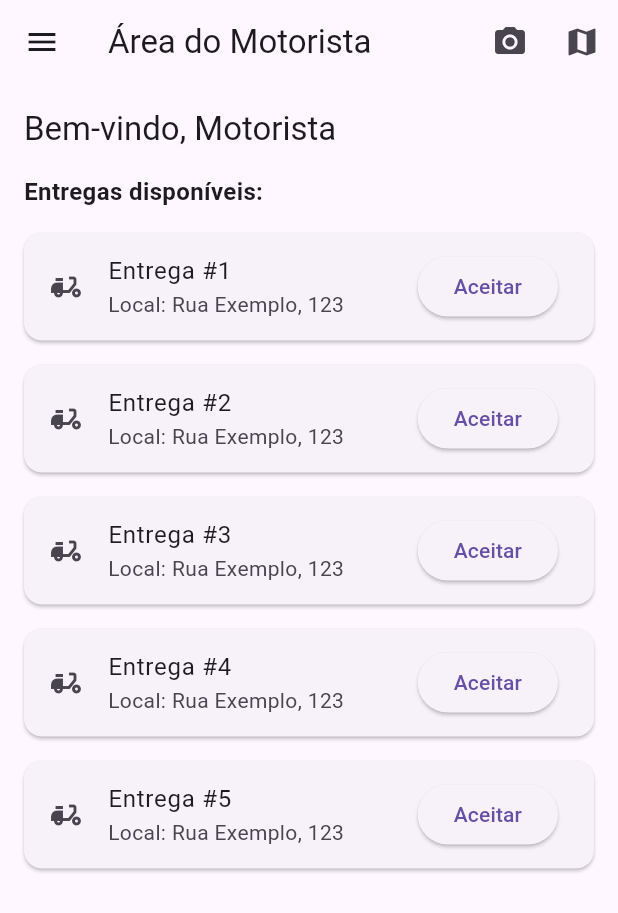
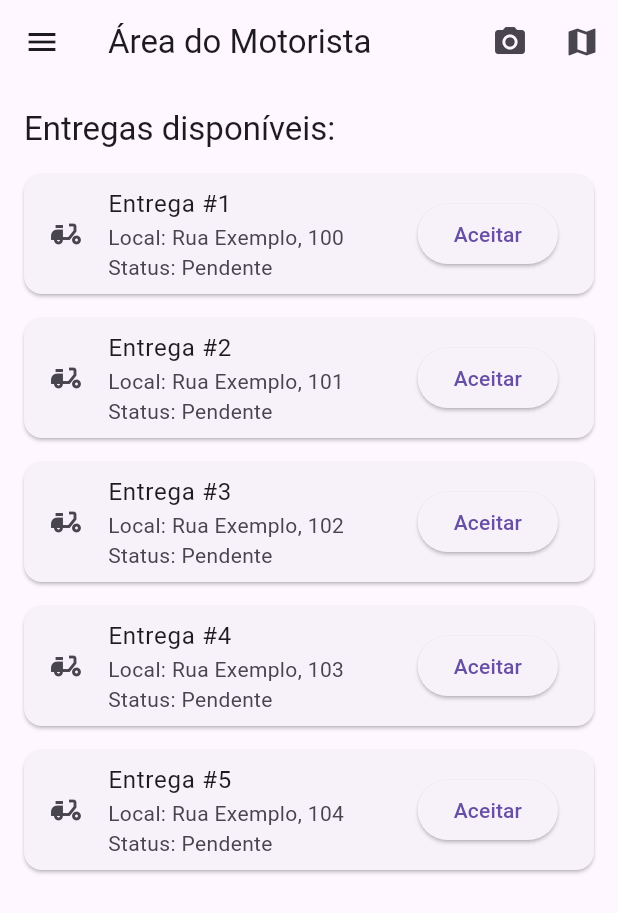
Before and after one commit to PedroTalmaToledo/LAB-MOBILE, a Flutter app: the MotoristaHomePage screen opened by its route, on a phone screen of 412 x 824 dp. Shown: the top 913 px of the screen. Run offline on Flutter 3.47's test engine with Material 3 defaults, Android fonts, the phone set to English and light mode, and no system bars; our stand-ins replace shared_preferences; accounts and stored records are empty.

Commit message:
feat - aceitar entregas motorista

```diff
--- a/karona/lib/pages/motorista_home_page.dart
+++ b/karona/lib/pages/motorista_home_page.dart
@@ -2,36 +2,24 @@ import 'package:flutter/material.dart';
 import 'package:shared_preferences/shared_preferences.dart';
 import 'package:provider/provider.dart';
 import '../services/theme_provider.dart';
+import '../services/delivery_provider.dart';
 import 'login_page.dart';
 
-class MotoristaHomePage extends StatefulWidget {
+class MotoristaHomePage extends StatelessWidget {
   const MotoristaHomePage({super.key});
 
-  @override
-  State<MotoristaHomePage> createState() => _MotoristaHomePageState();
-}
-
-class _MotoristaHomePageState extends State<MotoristaHomePage> {
-  String _username = 'Motorista';
-
-  @override
-  void initState() {
-    super.initState();
-    // TODO: Carregar username via SharedPreferences ou API
-  }
-
-  void _logout() async {
+  void _logout(BuildContext context) async {
     final prefs = await SharedPreferences.getInstance();
     await prefs.clear();
-    Navigator.of(context).pushReplacement(
-      MaterialPageRoute(builder: (_) => const LoginPage()),
-    );
+    Navigator.of(context).pushReplacementNamed('/login');
   }
 
   @override
   Widget build(BuildContext context) {
     final themeProvider = Provider.of<ThemeProvider>(context);
     final isDark = themeProvider.themeMode == ThemeMode.dark;
+    final deliveryProvider = Provider.of<DeliveryProvider>(context);
+    final deliveries = deliveryProvider.allDeliveries;
 
     return Scaffold(
       appBar: AppBar(
@@ -60,7 +48,7 @@ class _MotoristaHomePageState extends State<MotoristaHomePage> {
                 color: Theme.of(context).colorScheme.primary,
               ),
               child: Text(
-                'Olá, $_username',
+                'Olá, Motorista',
                 style: const TextStyle(color: Colors.white, fontSize: 18),
               ),
             ),
@@ -83,7 +71,7 @@ class _MotoristaHomePageState extends State<MotoristaHomePage> {
             ListTile(
               leading: const Icon(Icons.logout),
               title: const Text('Sair'),
-              onTap: _logout,
+              onTap: () => _logout(context),
             ),
           ],
         ),
@@ -94,34 +82,36 @@ class _MotoristaHomePageState extends State<MotoristaHomePage> {
           crossAxisAlignment: CrossAxisAlignment.start,
           children: [
             Text(
-              'Bem-vindo, $_username',
+              'Entregas disponíveis:',
               style: Theme.of(context).textTheme.titleLarge,
-            ),
-            const SizedBox(height: 16),
-            const Text(
-              'Entregas disponíveis:',
-              style: TextStyle(fontSize: 16, fontWeight: FontWeight.bold),
             ),
             const SizedBox(height: 8),
             Expanded(
               child: ListView.builder(
-                itemCount: 5, // placeholder
+                itemCount: deliveries.length,
                 itemBuilder: (context, index) {
+                  final delivery = deliveries[index];
+                  final accepted = delivery['status'] == 'Aceito';
                   return Card(
                     margin: const EdgeInsets.symmetric(vertical: 8),
                     child: ListTile(
                       leading: const Icon(Icons.delivery_dining),
-                      title: Text('Entrega #${index + 1}'),
-                      subtitle: const Text('Local: Rua Exemplo, 123'),
-                      trailing: ElevatedButton(
-                        child: const Text('Aceitar'),
-                        onPressed: () {
-                          // TODO: Lógica de aceitar entrega
-                        },
+                      title: Text('Entrega #${delivery['id']}'),
+                      subtitle: Text(
+                        'Local: ${delivery['address']}\n'
+                        'Status: ${delivery['status']}',
                       ),
-                      onTap: () {
-                        // TODO: Detalhes da entrega
-                      },
+                      trailing: accepted
+                          ? const Text(
+                              'Aceito',
+                              style: TextStyle(color: Colors.green),
+                            )
+                          : ElevatedButton(
+                              child: const Text('Aceitar'),
+                              onPressed: () => deliveryProvider.acceptDelivery(
+                                delivery['id'] as int,
+                              ),
+                            ),
                     ),
                   );
                 },
--- /dev/null
+++ b/karona/lib/services/delivery_provider.dart
@@ -0,0 +1,24 @@
+import 'package:flutter/material.dart';
+
+class DeliveryProvider extends ChangeNotifier {
+  List<Map<String, dynamic>> _deliveries = List.generate(5, (index) {
+    return {
+      'id': index + 1,
+      'address': 'Rua Exemplo, ${100 + index}',
+      'status': 'Pendente',
+    };
+  });
+
+  List<Map<String, dynamic>> get allDeliveries => _deliveries;
+
+  List<Map<String, dynamic>> get acceptedDeliveries =>
+      _deliveries.where((d) => d['status'] == 'Aceito').toList();
+
+  void acceptDelivery(int id) {
+    final idx = _deliveries.indexWhere((d) => d['id'] == id);
+    if (idx != -1) {
+      _deliveries[idx]['status'] = 'Aceito';
+      notifyListeners();
+    }
+  }
+}
```
Also changed, not shown: karona/lib/main.dart (+12 -42 lines).
